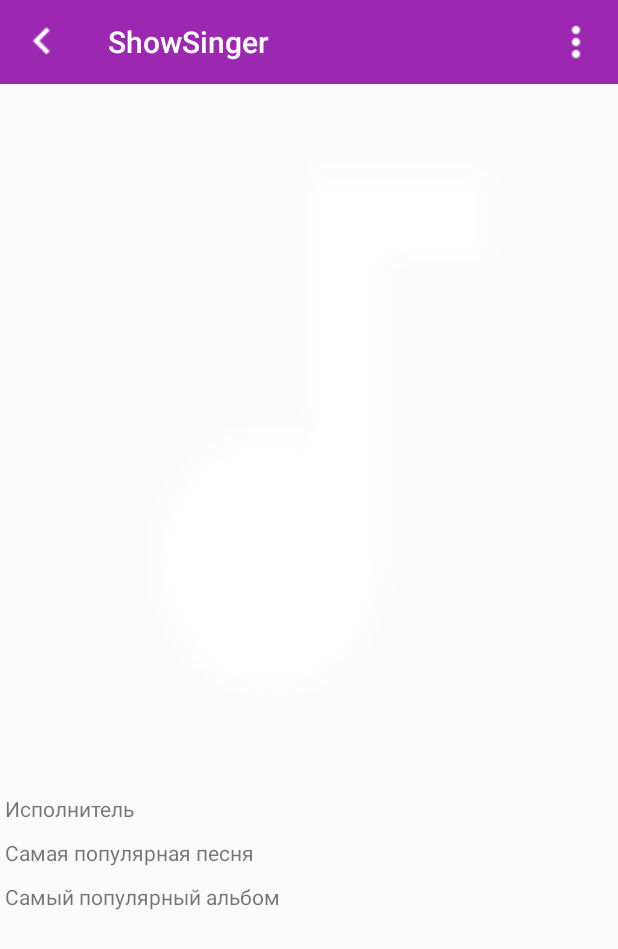
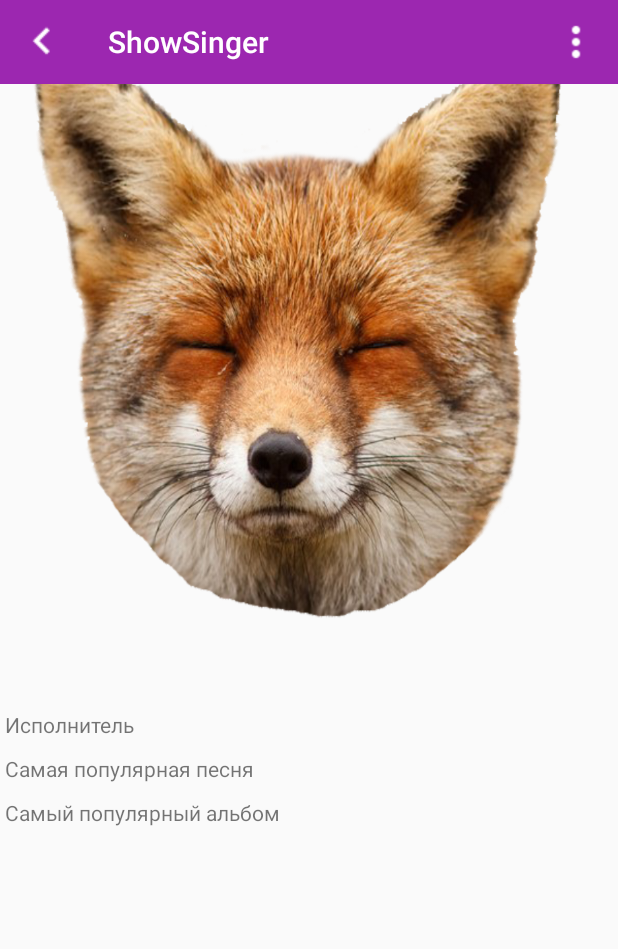
Before and after one commit to bluberryfox/AndroidSchool, an Android app: the SingerInfo screen opened directly, with no data from a screen before it, on a phone screen of 412 x 824 dp. Shown: the top 949 px of the screen. Run offline under Robolectric (Android 15) with nearby library versions, the phone set to English and light mode, and no system bars; network calls fail; 1 statement that could not run was skipped.

Commit message:
fixed bugs

```diff
--- a/ShowSinger/app/src/main/java/app/bluberryfox/showsinger/ui/SingerInfo.kt
+++ b/ShowSinger/app/src/main/java/app/bluberryfox/showsinger/ui/SingerInfo.kt
@@ -1,11 +1,13 @@
 package app.bluberryfox.showsinger.ui
 
+import android.graphics.Color
 import android.os.Bundle
 import android.support.v7.app.AppCompatActivity
 import android.support.v7.widget.Toolbar
 import android.view.Menu
 import android.widget.ImageView
 import app.bluberryfox.showsinger.R
+import org.jetbrains.anko.backgroundColor
 
 /**
  * Created by user on 08.03.2018.
@@ -15,9 +17,11 @@ class SingerInfo: AppCompatActivity(){
         super.onCreate(savedInstanceState)
         setContentView(R.layout.singer_info)
         var toolbar = findViewById<Toolbar>(R.id.toolbar)
+        toolbar.backgroundColor = Color.TRANSPARENT
         var img = findViewById<ImageView>(R.id.imageView)
-        img.setImageResource(R.drawable.ic_audiotrack)
-
+        img.setImageResource(R.drawable.fox)
+        val singer = getIntent().getStringExtra("singer_name")
+        toolbar.setTitle(singer)
         toolbar.setNavigationIcon(R.drawable.ic_keyboard_arrow_left_white)
         setSupportActionBar(toolbar)
     }
--- a/ShowSinger/app/src/main/res/layout/singer_info.xml
+++ b/ShowSinger/app/src/main/res/layout/singer_info.xml
@@ -1,13 +1,20 @@
 <?xml version="1.0" encoding="utf-8"?>
-<android.widget.LinearLayout
-    xmlns:android="http://schemas.android.com/apk/res/android"
+<ScrollView xmlns:android="http://schemas.android.com/apk/res/android"
+    android:id="@+id/scrollview"
+    android:layout_width="fill_parent"
+    android:layout_height="wrap_content">
+
+    <RelativeLayout
+        android:layout_width="match_parent"
+        android:layout_height="match_parent">
+
+
+
+        <LinearLayout xmlns:android="http://schemas.android.com/apk/res/android"
             android:layout_width="match_parent"
             android:layout_height="match_parent"
             android:orientation="vertical">
-    <include
-        layout="@layout/toolbar"
-        android:layout_width="match_parent"
-        android:layout_height="wrap_content" />
+
 
             <ImageView
                 android:id="@+id/imageView"
@@ -15,30 +22,37 @@
                 android:layout_height="463dp"
                 android:layout_alignParentLeft="true"
                 android:layout_alignParentTop="true"
-        android:scaleType="fitXY" />
+                android:scaleType="fitXY"
+                android:src="@drawable/fox" />
 
             <TextView
+                android:id="@+id/singerName"
                 android:layout_width="match_parent"
                 android:layout_height="wrap_content"
+                android:layout_marginLeft="3dp"
                 android:layout_marginTop="10dp"
-        android:text="Исполнитель"
-        android:id="@+id/singerName"
-        android:layout_marginLeft="3dp"/>
+                android:text="Исполнитель" />
 
             <TextView
+                android:id="@+id/popularSong"
                 android:layout_width="match_parent"
                 android:layout_height="wrap_content"
+                android:layout_marginLeft="3dp"
                 android:layout_marginTop="10dp"
-        android:text="Самая популярная песня"
-        android:id="@+id/popularSong"
-        android:layout_marginLeft="3dp"/>
+                android:text="Самая популярная песня" />
 
             <TextView
+                android:id="@+id/popularAlbum"
                 android:layout_width="match_parent"
                 android:layout_height="wrap_content"
+                android:layout_marginLeft="3dp"
                 android:layout_marginTop="10dp"
-        android:text="Самый популярный альбом"
-        android:id="@+id/popularAlbum"
-        android:layout_marginLeft="3dp"/>
+                android:text="Самый популярный альбом" />
 
-</android.widget.LinearLayout>
+        </LinearLayout>
+        <include
+            layout="@layout/toolbar"
+            android:layout_width="match_parent"
+            android:layout_height="wrap_content" />
+    </RelativeLayout>
+</ScrollView>
--- a/ShowSinger/app/src/main/res/menu/drawer_view.xml
+++ b/ShowSinger/app/src/main/res/menu/drawer_view.xml
@@ -8,6 +8,6 @@
         <item
             android:id="@+id/nav_second_fragment"
             android:icon="@drawable/ic_audiotrack"
-            android:title="Прослушанные" />
+            android:title="Избранные" />
     </group>
 </menu>
--- a/ShowSinger/gradle.properties
+++ b/ShowSinger/gradle.properties
@@ -15,3 +15,4 @@ org.gradle.jvmargs=-Xmx1536m
 # This option should only be used with decoupled projects. More details, visit
 # http://www.gradle.org/docs/current/userguide/multi_project_builds.html#sec:decoupled_projects
 # org.gradle.parallel=true
+BASE_URL = "http://192.168.1.11/backend/"
```
Also changed, not shown: ShowSinger/app/src/main/java/app/bluberryfox/showsinger/adapters/SingerListAdapter.kt (+3 -5 lines), ShowSinger/app/src/main/java/app/bluberryfox/showsinger/anko/SingerListUI.kt (+0 -8 lines), ShowSinger/app/src/main/java/app/bluberryfox/showsinger/fragments/AllSingersList.kt (+7 -22 lines), ShowSinger/app/src/main/java/app/bluberryfox/showsinger/fragments/HeardSingers.kt (+2 -19 lines), ShowSinger/app/src/main/res/layout/singers_list.xml (+0 -7 lines), ShowSinger/app/src/main/res/drawable/fox.png (added), ShowSinger/app/src/main/res/drawable/ic_search_white_24dp.png (added). Lines whose indentation alone changed are shown as unchanged.
